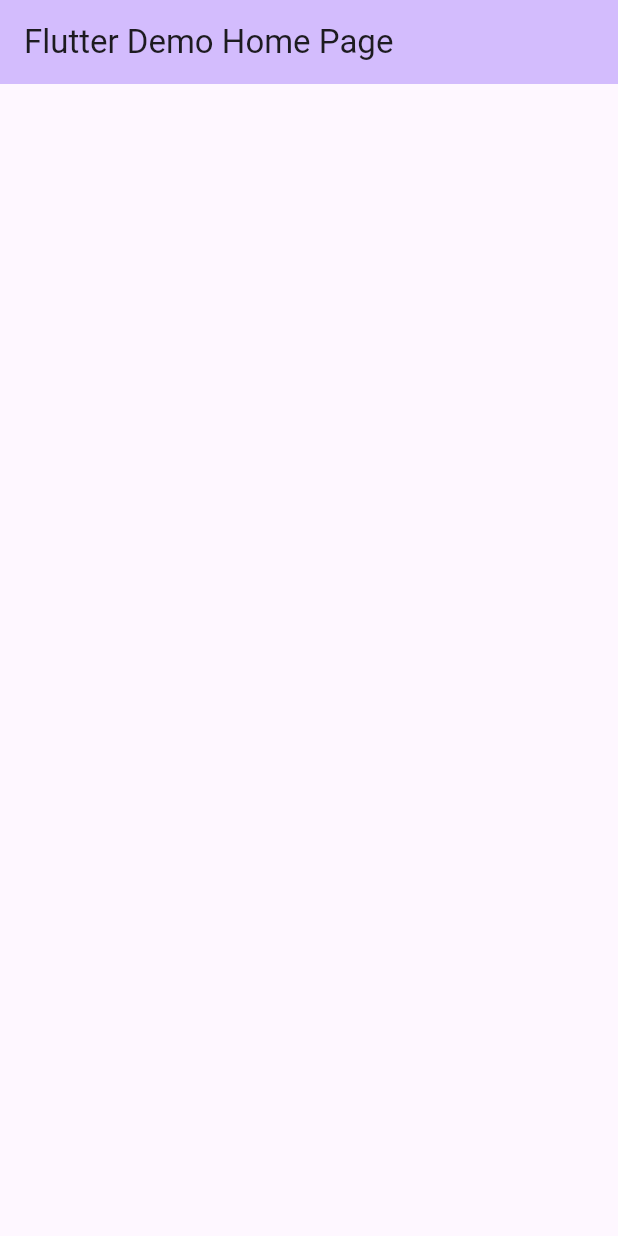
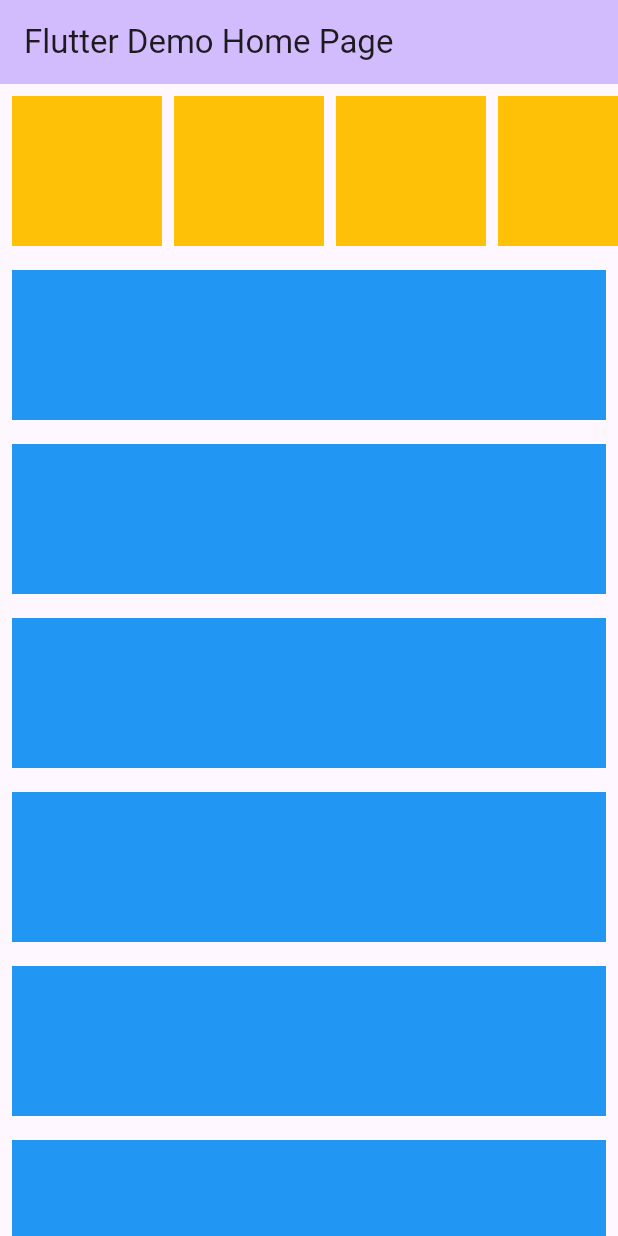
Before and after one commit to firadfd/flutter_learning, a Flutter app: the screen it shows after launch, on a phone screen of 412 x 824 dp. Run offline on Flutter 3.47's test engine with Material 3 defaults, Android fonts, the phone set to English and light mode, and no system bars.

Commit message:
scrollview basic

```diff
--- a/lib/main.dart
+++ b/lib/main.dart
@@ -23,6 +23,7 @@ class MyApp extends StatelessWidget {
 
 class MyHomePage extends StatefulWidget {
   const MyHomePage({super.key, required this.title});
+
   final String title;
 
   @override
@@ -37,6 +38,157 @@ class _MyHomePageState extends State<MyHomePage> {
           backgroundColor: Theme.of(context).colorScheme.inversePrimary,
           title: Text(widget.title),
         ),
-        body: Container());
+        body: SingleChildScrollView(
+          child: Column(
+            children: [
+              SingleChildScrollView(
+                scrollDirection: Axis.horizontal,
+                child: Row(
+                  children: [
+                    Container(
+                      margin: const EdgeInsets.all(8.0),
+                      width: 100,
+                      height: 100,
+                      color: Colors.amber,
+                    ),Container(
+                      margin: EdgeInsets.only(right: 8.0),
+                      width: 100,
+                      height: 100,
+                      color: Colors.amber,
+                    ),Container(
+                      margin: EdgeInsets.only(right: 8.0),
+                      width: 100,
+                      height: 100,
+                      color: Colors.amber,
+                    ),Container(
+                      margin: EdgeInsets.only(right: 8.0),
+                      width: 100,
+                      height: 100,
+                      color: Colors.amber,
+                    ),Container(
+                      margin: EdgeInsets.only(right: 8.0),
+                      width: 100,
+                      height: 100,
+                      color: Colors.amber,
+                    ),Container(
+                      margin: EdgeInsets.only(right: 8.0),
+                      width: 100,
+                      height: 100,
+                      color: Colors.amber,
+                    ),Container(
+                      margin: EdgeInsets.only(right: 8.0),
+                      width: 100,
+                      height: 100,
+                      color: Colors.amber,
+                    ),Container(
+                      margin: EdgeInsets.only(right: 8.0),
+                      width: 100,
+                      height: 100,
+                      color: Colors.amber,
+                    ),
+                  ],
+                ),
+              ),
+              Padding(
+                padding: const EdgeInsets.all(8.0),
+                child: Container(
+                  height: 100,
+                  color: Colors.blue,
+                ),
+              ),
+              Padding(
+                padding: const EdgeInsets.all(8.0),
+                child: Container(
+                  height: 100,
+                  color: Colors.blue,
+                ),
+              ),
+              Padding(
+                padding: const EdgeInsets.all(8.0),
+                child: Container(
+                  height: 100,
+                  color: Colors.blue,
+                ),
+              ),
+              Padding(
+                padding: const EdgeInsets.all(8.0),
+                child: Container(
+                  height: 100,
+                  color: Colors.blue,
+                ),
+              ),
+              Padding(
+                padding: const EdgeInsets.all(8.0),
+                child: Container(
+                  height: 100,
+                  color: Colors.blue,
+                ),
+              ),
+              Padding(
+                padding: const EdgeInsets.all(8.0),
+                child: Container(
+                  height: 100,
+                  color: Colors.blue,
+                ),
+              ),
+              Padding(
+                padding: const EdgeInsets.all(8.0),
+                child: Container(
+                  height: 100,
+                  color: Colors.blue,
+                ),
+              ),
+              Padding(
+                padding: const EdgeInsets.all(8.0),
+                child: Container(
+                  height: 100,
+                  color: Colors.blue,
+                ),
+              ),
+              Padding(
+                padding: const EdgeInsets.all(8.0),
+                child: Container(
+                  height: 100,
+                  color: Colors.blue,
+                ),
+              ),
+              Padding(
+                padding: const EdgeInsets.all(8.0),
+                child: Container(
+                  height: 100,
+                  color: Colors.blue,
+                ),
+              ),
+              Padding(
+                padding: const EdgeInsets.all(8.0),
+                child: Container(
+                  height: 100,
+                  color: Colors.blue,
+                ),
+              ),
+              Padding(
+                padding: const EdgeInsets.all(8.0),
+                child: Container(
+                  height: 100,
+                  color: Colors.blue,
+                ),
+              ),
+              Padding(
+                padding: const EdgeInsets.all(8.0),
+                child: Container(
+                  height: 100,
+                  color: Colors.blue,
+                ),
+              ),
+              Padding(
+                padding: const EdgeInsets.all(8.0),
+                child: Container(
+                  height: 100,
+                  color: Colors.blue,
+                ),
+              ),
+            ],
+          ),
+        ));
   }
 }
```
